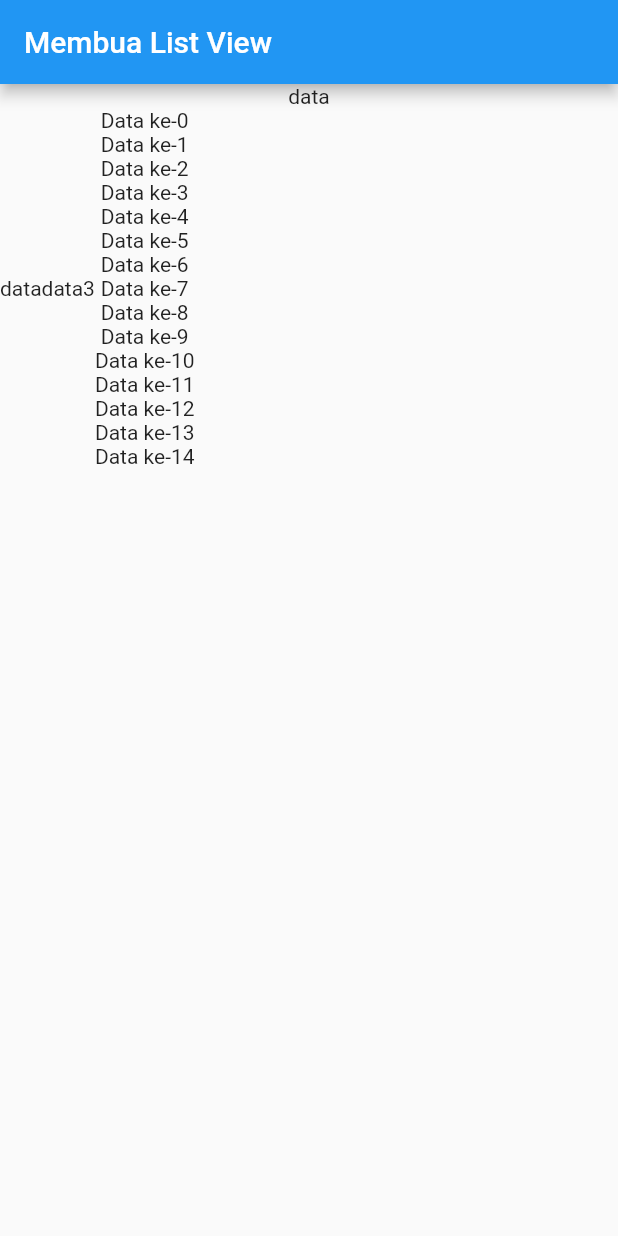
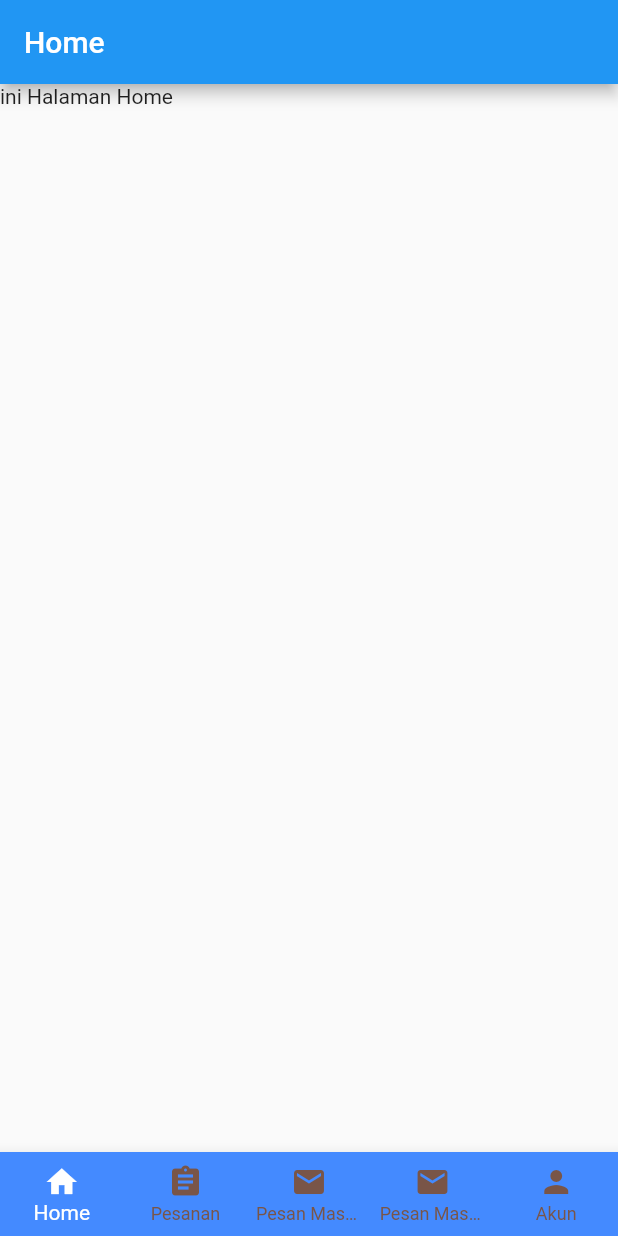
Before and after one commit to yudianwebdev/flaterlat01, a Flutter app: the screen it shows after launch, on a phone screen of 412 x 824 dp. Run offline on Flutter 3.47's test engine with Material 2 defaults, Android fonts, the light colour scheme and no system bars.

Commit message:
membuat bottom menu navigation

```diff
--- /dev/null
+++ b/lib/Component/bottom_navigation.dart
@@ -0,0 +1,83 @@
+import 'package:flaterlat01/Page/akun.dart';
+import 'package:flaterlat01/main.dart';
+import 'package:flaterlat01/tes.dart';
+import 'package:flutter/material.dart';
+
+class BottomNavigation extends StatefulWidget {
+  const BottomNavigation({Key? key}) : super(key: key);
+
+  @override
+  State<BottomNavigation> createState() => _BottomNavigationState();
+}
+
+class _BottomNavigationState extends State<BottomNavigation> {
+  int _selectedNavbar = 0;
+  String title = "Menu";
+  PageController pageController = PageController(
+    initialPage: 0,
+    keepPage: true,
+  );
+  void _changeSelectedNavBar(int index) {
+    setState(() {
+      _selectedNavbar = index;
+      pageController.jumpToPage(index);
+    });
+  }
+
+  Widget buildPageView() {
+    return PageView(
+      controller: pageController,
+      onPageChanged: (index) {
+        _changeSelectedNavBar(index);
+      },
+      // ignore: prefer_const_literals_to_create_immutables
+      children: <Widget>[
+        const HomePage(),
+        const AkunPage(),
+        const Tess(),
+        const HomePage(),
+        const AkunPage(),
+      ],
+    );
+  }
+
+  @override
+  Widget build(BuildContext context) {
+    return Scaffold(
+      body: buildPageView(),
+      bottomNavigationBar: BottomNavigationBar(
+        items: const <BottomNavigationBarItem>[
+          BottomNavigationBarItem(
+            icon: Icon(Icons.home),
+            label: "Home",
+          ),
+          BottomNavigationBarItem(
+            icon: Icon(Icons.assignment),
+            label: "Pesanan",
+          ),
+          BottomNavigationBarItem(
+            icon: Icon(Icons.mail),
+            label: "Pesan Masuk",
+          ),
+          BottomNavigationBarItem(
+            icon: Icon(Icons.mail),
+            label: "Pesan Masuk",
+          ),
+          BottomNavigationBarItem(
+            icon: Padding(
+              padding: EdgeInsets.all(0.0),
+              child: Icon(Icons.person),
+            ),
+            label: "Akun",
+          ),
+        ],
+        currentIndex: _selectedNavbar,
+        backgroundColor: Colors.blueAccent,
+        selectedItemColor: Colors.white,
+        unselectedItemColor: Colors.brown,
+        type: BottomNavigationBarType.fixed,
+        onTap: _changeSelectedNavBar,
+      ),
+    );
+  }
+}
--- a/lib/main.dart
+++ b/lib/main.dart
@@ -1,10 +1,11 @@
 // ignore_for_file: prefer_const_constructors
 
+import 'package:flaterlat01/Component/bottom_navigation.dart';
 import 'package:flutter/material.dart';
 // import 'tes.dart';
 
 void main() {
-  runApp(const MyApp());
+  runApp(const CumaText());
 }
 
 class MyApp extends StatefulWidget {
@@ -15,11 +16,11 @@
 }
 
 class _MyAppState extends State<MyApp> {
+  List<String> widgetsapa = ["Test1", "Test2", "Test3"];
   List<Widget> widgets = [];
   // ignore: non_constant_identifier_names
   _MyAppState() {
-    LiatNomor();
-    for (int i = 0; i < 15; i++) {
+    for (int i = 0; i < 105; i++) {
       widgets.add(Text("Data ke-" + i.toString()));
     }
   }
@@ -31,26 +32,32 @@
           appBar: AppBar(
             title: const Text("Membua List View"),
           ),
-          body: Container(
-            child: Column(
+          body: ListView(
             children: [
               Text("data"),
-                Container(
-                  child: Row(
+              Text(
+                'Headline',
+                style: TextStyle(fontSize: 18),
+              ),
+              SizedBox(
+                height: 30,
+                width: 40,
+                child: ListView(
+                  children: widgets,
+                  scrollDirection: Axis.horizontal,
+                ),
+              ),
+              Row(
                 children: [
                   Text("data"),
                   Text("data3"),
-                      Container(
-                        child: Column(children: widgets),
-                      )
+                  Column(children: widgets)
                 ],
-                  ),
               )
               // ListView(
               //   children: widgets,
               // ),
             ],
-            ),
           )),
     );
   }
@@ -87,6 +94,70 @@
 class _CumaTextState extends State<CumaText> {
   @override
   Widget build(BuildContext context) {
-    return Text("ini cuma Text");
+    return MaterialApp(home: BottomNavigation());
   }
 }
+
+class HomePage extends StatefulWidget {
+  const HomePage({Key? key}) : super(key: key);
+
+  @override
+  State<HomePage> createState() => _HomePageState();
+}
+
+class _HomePageState extends State<HomePage> {
+  @override
+  Widget build(BuildContext context) {
+    return Scaffold(
+      appBar: AppBar(
+        title: Text("Home"),
+      ),
+      body: Text("ini Halaman Home"),
+    );
+  }
+}
+
+class BottomNav extends StatefulWidget {
+  const BottomNav({Key? key}) : super(key: key);
+
+  @override
+  State<BottomNav> createState() => _BottomNavState();
+}
+
+class _BottomNavState extends State<BottomNav> {
+  int _selectedNavbar = 0;
+  void _changeSelectedNavBar(int index) {
+    setState(() {
+      _selectedNavbar = index;
+    });
+  }
+
+  @override
+  Widget build(BuildContext context) {
+    return BottomNavigationBar(
+      items: const <BottomNavigationBarItem>[
+        BottomNavigationBarItem(
+          icon: Icon(Icons.home),
+          label: "Berannda",
+        ),
+        BottomNavigationBarItem(
+          icon: Icon(Icons.assignment),
+          label: "Pesanan",
+        ),
+        BottomNavigationBarItem(
+          icon: Icon(Icons.mail),
+          label: "Kotak Masuk",
+        ),
+        BottomNavigationBarItem(
+          icon: Icon(Icons.person),
+          label: "Akun",
+        ),
+      ],
+      currentIndex: _selectedNavbar,
+      selectedItemColor: Colors.green,
+      unselectedItemColor: Colors.grey,
+      showUnselectedLabels: true,
+      onTap: _changeSelectedNavBar,
+    );
+  }
+}
```
Also changed, not shown: lib/Page/akun.dart (added, +20 -0 lines). Lines whose indentation alone changed are shown as unchanged.
